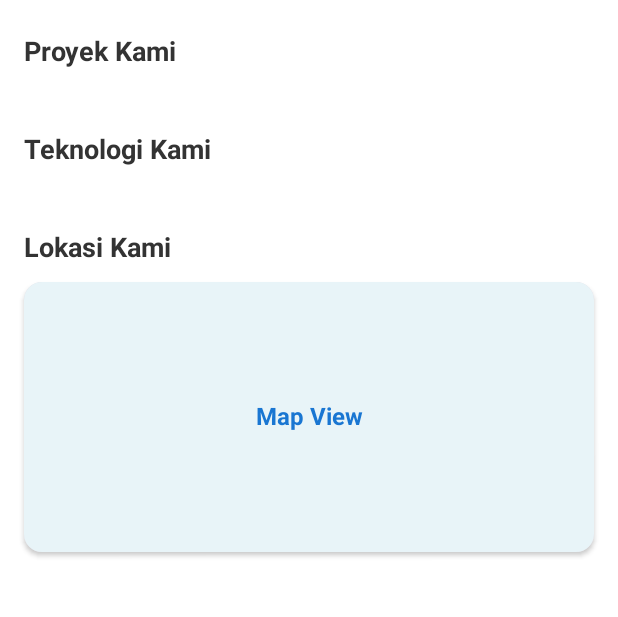
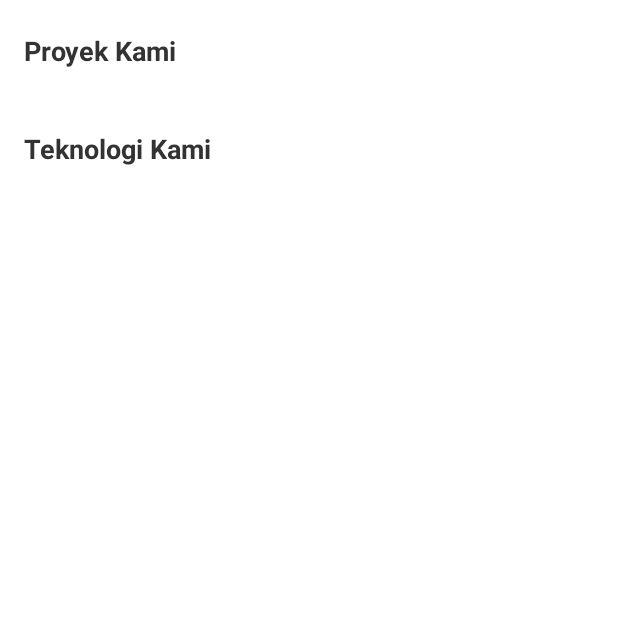
Before and after one commit to AdityaZulkarnaen/UAS-PPPB-Kahasolusi, an Android app built with Jetpack Compose: the composable HomeScreen shown on its own in the app's theme, on a phone screen of 412 x 824 dp, the part 566-1183 px from its top. Run offline under Robolectric (Android 15) with nearby library versions, the phone set to English and light mode, and no system bars; our stand-ins replace Firebase (no records; nobody signed in at launch, a user with empty details on screens opened directly), livedata-compose; 1 statement that could not run was skipped.

Commit message:
fix: minor changes

```diff
--- a/app/src/main/java/com/example/kahasolusi_kotlin/ui/home/HomeFragment.kt
+++ b/app/src/main/java/com/example/kahasolusi_kotlin/ui/home/HomeFragment.kt
@@ -181,43 +181,7 @@ fun HomeScreen(
             }
         }
 
-        // Lokasi Kami Section
-        Column(
-            modifier = Modifier
-                .fillMaxWidth()
-                .padding(horizontal = 16.dp, vertical = 16.dp)
-                .padding(bottom = 64.dp)
-        ) {
-            Text(
-                text = "Lokasi Kami",
-                fontSize = 18.sp,
-                fontWeight = FontWeight.Bold,
-                color = Color(0xFF333333),
-                modifier = Modifier.padding(bottom = 12.dp)
-            )
 
-            Card(
-                modifier = Modifier
-                    .fillMaxWidth()
-                    .height(180.dp),
-                shape = RoundedCornerShape(12.dp),
-                elevation = CardDefaults.cardElevation(defaultElevation = 2.dp)
-            ) {
-                Box(
-                    modifier = Modifier
-                        .fillMaxSize()
-                        .background(Color(0xFFE8F4F8)),
-                    contentAlignment = Alignment.Center
-                ) {
-                    Text(
-                        text = "Map View",
-                        fontSize = 16.sp,
-                        fontWeight = FontWeight.Bold,
-                        color = Color(0xFF1976D2)
-                    )
-                }
-            }
-        }
     }
 }
 
```
Also changed, not shown: app/src/main/java/com/example/kahasolusi_kotlin/PortfolioDetailActivity.kt (+15 -9 lines).
